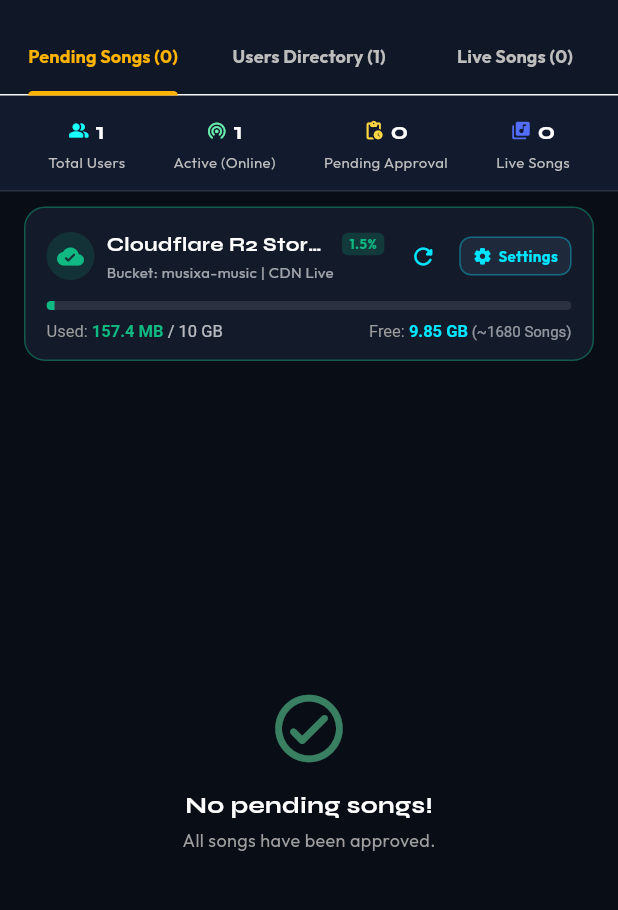
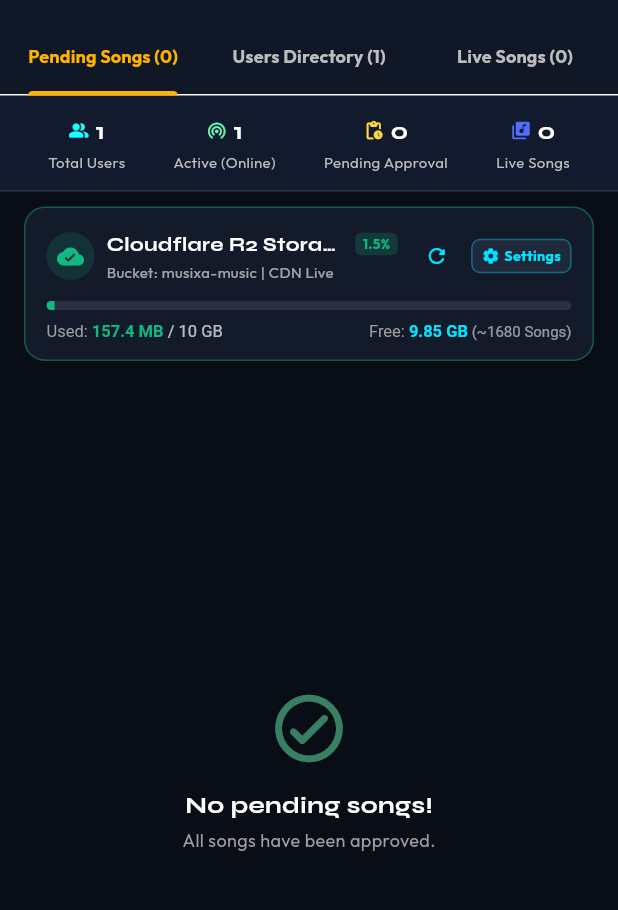
Before and after one commit to rajeshsainkdk-bot/Musixa-Admin, a Flutter app: the screen it shows after launch, on a phone screen of 412 x 824 dp, the part 62-972 px from its top. Run offline on Flutter 3.47's test engine with Material 3 defaults, Android fonts, the phone set to English and light mode, and no system bars; our stand-ins replace cached_network_image, file_picker, google_fonts, just_audio, just_audio_background, on_audio_query and 3 more; accounts and stored records are empty; network calls fail; statements that could not run were skipped.

Commit message:
fix(build): add syncWithCloud to CloudBackendService and responsive R2 storage card layout

```diff
--- a/lib/screens/admin/admin_dashboard_screen.dart
+++ b/lib/screens/admin/admin_dashboard_screen.dart
@@ -1543,33 +1543,33 @@ class _AdminDashboardScreenState extends State<AdminDashboardScreen> with Single
                 const SizedBox(width: 6),
                 IconButton(
                   icon: _isLoadingStorageStats
-                      ? const SizedBox(width: 14, height: 14, child: CircularProgressIndicator(strokeWidth: 2, color: Color(0xFF00E5FF)))
-                      : const Icon(Icons.refresh_rounded, size: 18, color: Color(0xFF00E5FF)),
+                      ? const SizedBox(width: 13, height: 13, child: CircularProgressIndicator(strokeWidth: 2, color: Color(0xFF00E5FF)))
+                      : const Icon(Icons.refresh_rounded, size: 16, color: Color(0xFF00E5FF)),
                   tooltip: _lang.isHindi ? 'स्टोरेज रिफ्रेश करें' : 'Refresh Storage',
                   visualDensity: VisualDensity.compact,
                   padding: EdgeInsets.zero,
-                  constraints: const BoxConstraints(minWidth: 32, minHeight: 32),
+                  constraints: const BoxConstraints(minWidth: 26, minHeight: 26),
                   onPressed: _refreshStorageStats,
                 ),
-                const SizedBox(width: 4),
+                const SizedBox(width: 3),
                 InkWell(
                   onTap: _showR2SettingsDialog,
-                  borderRadius: BorderRadius.circular(8),
+                  borderRadius: BorderRadius.circular(6),
                   child: Container(
-                    padding: const EdgeInsets.symmetric(horizontal: 8, vertical: 5),
+                    padding: const EdgeInsets.symmetric(horizontal: 6, vertical: 3.5),
                     decoration: BoxDecoration(
                       color: const Color(0xFF1E293B),
-                      borderRadius: BorderRadius.circular(8),
+                      borderRadius: BorderRadius.circular(6),
                       border: Border.all(color: const Color(0xFF00E5FF).withOpacity(0.35)),
                     ),
                     child: Row(
                       mainAxisSize: MainAxisSize.min,
                       children: const [
-                        Icon(Icons.settings_rounded, size: 13, color: Color(0xFF00E5FF)),
-                        SizedBox(width: 4),
+                        Icon(Icons.settings_rounded, size: 12, color: Color(0xFF00E5FF)),
+                        SizedBox(width: 3),
                         Text(
                           'Settings',
-                          style: TextStyle(color: Color(0xFF00E5FF), fontSize: 10, fontWeight: FontWeight.bold),
+                          style: TextStyle(color: Color(0xFF00E5FF), fontSize: 9.5, fontWeight: FontWeight.bold),
                         ),
                       ],
                     ),
--- a/lib/services/cloud_backend_service.dart
+++ b/lib/services/cloud_backend_service.dart
@@ -954,6 +954,9 @@ class CloudBackendService extends ChangeNotifier {
     }
   }
 
+  Future<void> syncWithCloud({bool force = false, bool forceNotify = false}) async =>
+      await syncSharedData();
+
   Future<bool> _loadSharedUsers() async {
     bool hasChanges = false;
     // 1. Local Shared Files
```
